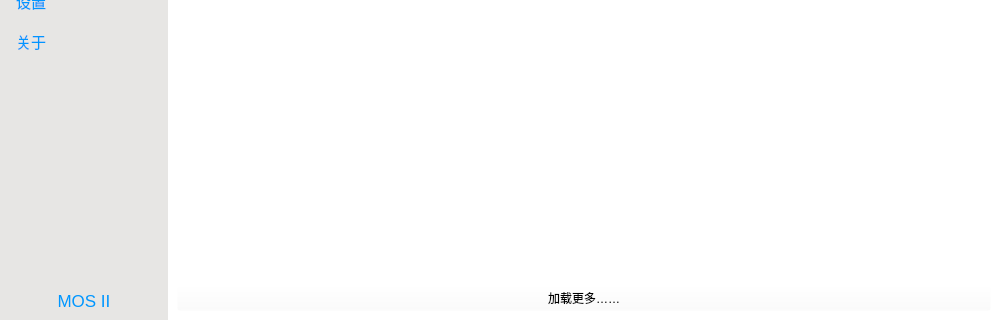
Old version of the form UI/UI/MOS_UI.ui in the repository David-xian66/Minecraft-Optimal-Starter_2; both pictures show x 0 to 1000 and y 263 to 583 of the 1000 by 583 pixel window.
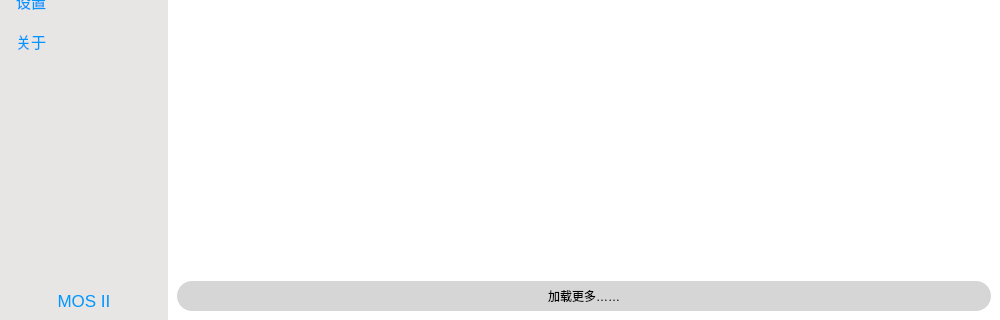
New version of the form. The open tabs and pages were chosen to show the change. Icons and pictures are not drawn.

Commit message: mod下载

```diff
--- a/UI/UI/MOS_UI.ui
+++ b/UI/UI/MOS_UI.ui
@@ -2948,6 +2948,19 @@
                  <height>275</height>
                 </rect>
                </property>
+               <property name="styleSheet">
+                <string notr="true">QPushButton{
+	background-color: rgb(214, 214, 214);
+	border-style:none;
+	border-radius:15px;
+}
+QPushButton::hover{
+	background-color: rgb(229, 229, 229);
+}
+QPushButton::pressed{
+	background-color: rgb(198, 198, 198);
+}</string>
+               </property>
                <layout class="QVBoxLayout" name="verticalLayout_10">
                 <property name="spacing">
                  <number>0</number>
@@ -2965,10 +2978,23 @@
                  <number>0</number>
                 </property>
                 <item>
-                 <widget class="QListWidget" name="listWidget_5"/>
+                 <widget class="QListWidget" name="listWidget_5">
+                  <property name="iconSize">
+                   <size>
+                    <width>40</width>
+                    <height>40</height>
+                   </size>
+                  </property>
+                 </widget>
                 </item>
                 <item>
                  <widget class="QPushButton" name="pushButton_46">
+                  <property name="minimumSize">
+                   <size>
+                    <width>0</width>
+                    <height>30</height>
+                   </size>
+                  </property>
                   <property name="text">
                    <string>加载更多……</string>
                   </property>
```
Left out of the diff: 4 changed lines with no effect on the pictures. The commit also changes 1 other file.
